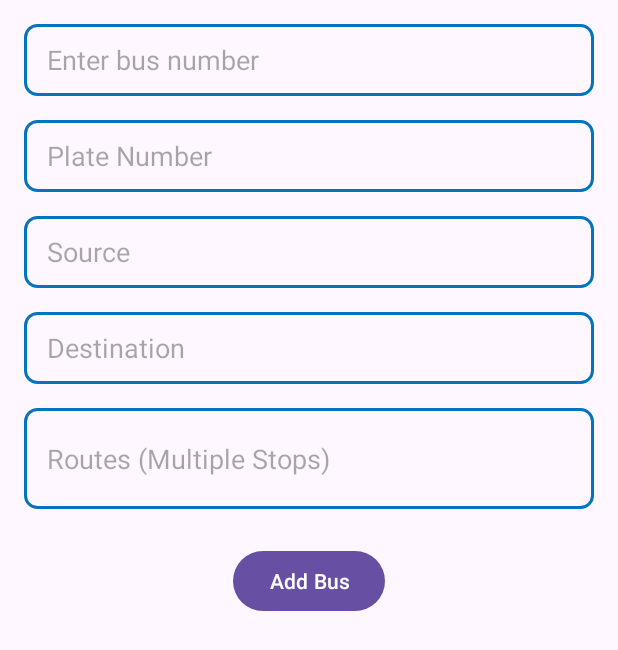
After one commit to DineshPC/Bus-Ticket-Booking-App, an Android app: the AdminAddBusActivity screen opened directly, with no data from a screen before it, on a phone screen of 412 x 824 dp. The commit adds this screen. Shown: the top 650 px of the screen. Run offline under Robolectric (Android 15) with nearby library versions, the phone set to English and light mode, and no system bars.

Commit message:
Add Bus Form

```diff
--- a/app/src/main/AndroidManifest.xml
+++ b/app/src/main/AndroidManifest.xml
@@ -12,6 +12,12 @@
         android:supportsRtl="true"
         android:theme="@style/Theme.BusTicketBookingApp"
         tools:targetApi="31">
+        <activity
+            android:name=".Admin.AdminAddBusActivity"
+            android:exported="false" />
+        <activity
+            android:name=".Admin.AdminBusActivity"
+            android:exported="false" />
         <activity
             android:name=".Admin.AdminHomeActivity"
             android:exported="false" />
--- /dev/null
+++ b/app/src/main/java/com/example/busticketbookingapp/Admin/AdminAddBusActivity.java
@@ -0,0 +1,16 @@
+package com.example.busticketbookingapp.Admin;
+
+import androidx.appcompat.app.AppCompatActivity;
+
+import android.os.Bundle;
+
+import com.example.busticketbookingapp.R;
+
+public class AdminAddBusActivity extends AppCompatActivity {
+
+    @Override
+    protected void onCreate(Bundle savedInstanceState) {
+        super.onCreate(savedInstanceState);
+        setContentView(R.layout.activity_admin_add_bus);
+    }
+}
--- /dev/null
+++ b/app/src/main/res/layout/activity_admin_add_bus.xml
@@ -0,0 +1,117 @@
+<?xml version="1.0" encoding="utf-8"?>
+<androidx.constraintlayout.widget.ConstraintLayout xmlns:android="http://schemas.android.com/apk/res/android"
+    xmlns:app="http://schemas.android.com/apk/res-auto"
+    xmlns:tools="http://schemas.android.com/tools"
+    android:layout_width="match_parent"
+    android:layout_height="match_parent"
+    tools:context=".Admin.AdminAddBusActivity">
+
+    <!-- Bus Number EditText -->
+    <EditText
+        android:id="@+id/busNumberEditText"
+        android:layout_width="0dp"
+        android:layout_height="48dp"
+        android:hint="Enter bus number"
+        android:ems="10"
+        android:background="@drawable/edit_text_shape"
+        android:paddingStart="15dp"
+        android:paddingEnd="15dp"
+        app:layout_constraintStart_toStartOf="parent"
+        app:layout_constraintEnd_toEndOf="parent"
+        app:layout_constraintTop_toTopOf="parent"
+        android:layout_marginStart="16dp"
+        android:layout_marginEnd="16dp"
+        android:layout_marginTop="16dp"
+        />
+
+
+    <!-- Bus Plate Number EditText -->
+    <EditText
+        android:id="@+id/busPlateNumberEditText"
+        android:layout_width="0dp"
+        android:layout_height="48dp"
+        android:hint="Plate Number"
+        android:ems="10"
+        android:background="@drawable/edit_text_shape"
+        android:paddingStart="15dp"
+        android:paddingEnd="15dp"
+        app:layout_constraintStart_toStartOf="parent"
+        app:layout_constraintEnd_toEndOf="parent"
+        app:layout_constraintTop_toBottomOf="@id/busNumberEditText"
+        android:layout_marginStart="16dp"
+        android:layout_marginEnd="16dp"
+        android:layout_marginTop="16dp"
+        />
+
+    <!-- Source EditText -->
+    <EditText
+        android:id="@+id/sourceEditText"
+        android:layout_width="0dp"
+        android:layout_height="48dp"
+        android:hint="Source"
+        android:ems="10"
+        android:background="@drawable/edit_text_shape"
+        android:paddingStart="15dp"
+        android:paddingEnd="15dp"
+        app:layout_constraintStart_toStartOf="parent"
+        app:layout_constraintEnd_toEndOf="parent"
+        app:layout_constraintTop_toBottomOf="@id/busPlateNumberEditText"
+        android:layout_marginStart="16dp"
+        android:layout_marginEnd="16dp"
+        android:layout_marginTop="16dp"
+        />
+
+    <!-- Destination EditText -->
+    <EditText
+        android:id="@+id/destinationEditText"
+        android:layout_width="0dp"
+        android:layout_height="48dp"
+        android:hint="Destination"
+        android:ems="10"
+        android:background="@drawable/edit_text_shape"
+        android:paddingStart="15dp"
+        android:paddingEnd="15dp"
+        app:layout_constraintStart_toStartOf="parent"
+        app:layout_constraintEnd_toEndOf="parent"
+        app:layout_constraintTop_toBottomOf="@id/sourceEditText"
+        android:layout_marginStart="16dp"
+        android:layout_marginEnd="16dp"
+        android:layout_marginTop="16dp"
+        />
+
+    <!-- Routes EditText (Multiline) -->
+    <EditText
+        android:id="@+id/routesEditText"
+        android:layout_width="0dp"
+        android:layout_height="wrap_content"
+        android:hint="Routes (Multiple Stops)"
+        android:ems="10"
+        android:background="@drawable/edit_text_shape"
+        android:paddingStart="15dp"
+        android:paddingEnd="15dp"
+        android:inputType="textMultiLine"
+        android:minLines="3"
+        android:maxLines="5"
+        app:layout_constraintStart_toStartOf="parent"
+        app:layout_constraintEnd_toEndOf="parent"
+        app:layout_constraintTop_toBottomOf="@id/destinationEditText"
+        android:layout_marginStart="16dp"
+        android:layout_marginEnd="16dp"
+        android:layout_marginTop="16dp"
+        />
+
+    <!-- Add Bus Button -->
+    <Button
+        android:id="@+id/addBusButton"
+        android:layout_width="wrap_content"
+        android:layout_height="wrap_content"
+        android:text="Add Bus"
+        app:layout_constraintTop_toBottomOf="@id/routesEditText"
+        app:layout_constraintEnd_toEndOf="parent"
+        app:layout_constraintStart_toStartOf="parent"
+        android:layout_marginTop="24dp"
+        android:layout_marginStart="16dp"
+        android:layout_marginEnd="16dp"
+        />
+
+</androidx.constraintlayout.widget.ConstraintLayout>
```
Also changed, not shown: app/src/main/java/com/example/busticketbookingapp/Admin/AdminBusActivity.java (added, +32 -0 lines), app/src/main/java/com/example/busticketbookingapp/Admin/AdminHomeActivity.java (+13 -1 lines), app/src/main/res/layout/activity_admin_bus.xml (added, +40 -0 lines).
